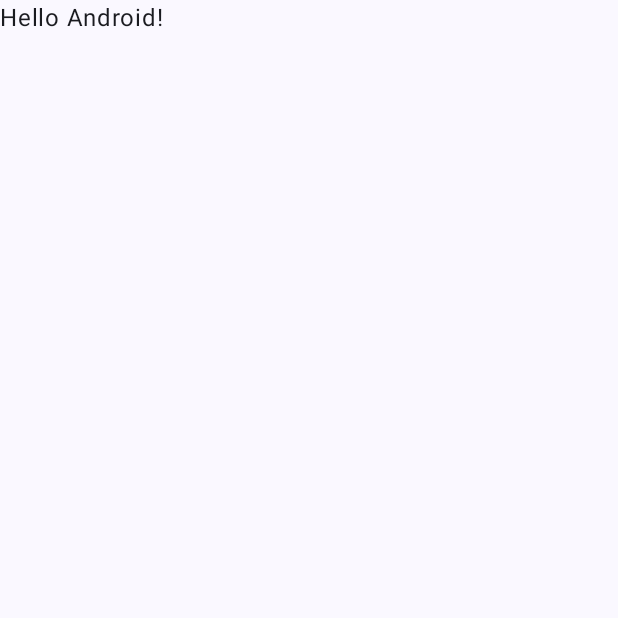
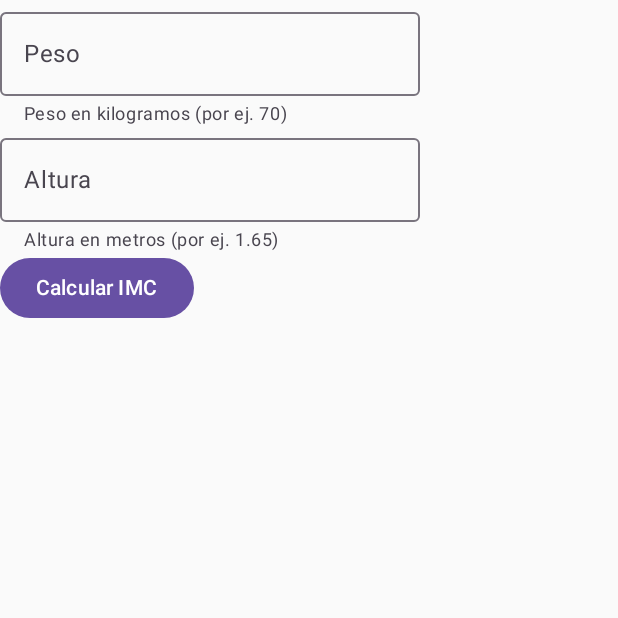
Before and after one commit to hcslearning/android-jetpack-compose-calculo-imc, an Android app built with Jetpack Compose: the screen it shows after launch (MainActivity), on a phone screen of 412 x 824 dp, the top half of it. Before the commit the part shown is almost empty. Run offline under Robolectric (Android 15) with nearby library versions, the phone set to English and light mode, and no system bars.

Commit message:
Calcula IMC con Jetpack Compose Funcionando OK

```diff
--- a/app/src/main/java/cl/iplacex/stgoneira/calculoimc/MainActivity.kt
+++ b/app/src/main/java/cl/iplacex/stgoneira/calculoimc/MainActivity.kt
@@ -3,41 +3,64 @@ package cl.iplacex.stgoneira.calculoimc
 import android.os.Bundle
 import androidx.activity.ComponentActivity
 import androidx.activity.compose.setContent
-import androidx.compose.foundation.layout.fillMaxSize
-import androidx.compose.material3.MaterialTheme
-import androidx.compose.material3.Surface
+import androidx.compose.foundation.layout.Column
+import androidx.compose.material3.Button
+import androidx.compose.material3.ExperimentalMaterial3Api
+import androidx.compose.material3.OutlinedTextField
 import androidx.compose.material3.Text
 import androidx.compose.runtime.Composable
-import androidx.compose.ui.Modifier
+import androidx.compose.runtime.getValue
+import androidx.compose.runtime.mutableStateOf
+import androidx.compose.runtime.remember
+import androidx.compose.runtime.setValue
 import androidx.compose.ui.tooling.preview.Preview
-import cl.iplacex.stgoneira.calculoimc.ui.theme.CálculoIMCTheme
 
 class MainActivity : ComponentActivity() {
     override fun onCreate(savedInstanceState: Bundle?) {
         super.onCreate(savedInstanceState)
         setContent {
-            CálculoIMCTheme {
-                // A surface container using the 'background' color from the theme
-                Surface(modifier = Modifier.fillMaxSize(), color = MaterialTheme.colorScheme.background) {
-                    Greeting("Android")
-                }
-            }
+            CalculadoraIMC()
         }
     }
 }
 
+
+// Fórmula IMC = pesoKg / alturaEnMetrosAlCuadrado
+// Peso inferior al normal	| Menos de 18.5
+// Normal	                | 18.5 – 24.9
+// Peso superior al normal	| 25.0 – 29.9
+// Obesidad	                | Más de 30.0
+@OptIn(ExperimentalMaterial3Api::class)
+@Preview
 @Composable
-fun Greeting(name: String, modifier: Modifier = Modifier) {
-    Text(
-            text = "Hello $name!",
-            modifier = modifier
-    )
+fun CalculadoraIMC() {
+    var peso by remember { mutableStateOf("") }
+    var altura by remember { mutableStateOf("") }
+    var resultado by remember { mutableStateOf("") }
+
+    Column() {
+        OutlinedTextField(
+            value = peso,
+            onValueChange = { peso = it },
+            label = { Text("Peso") },
+            supportingText = { Text("Peso en kilogramos (por ej. 70)") })
+        OutlinedTextField(value = altura,
+            onValueChange = { altura = it },
+            label = { Text("Altura") },
+            supportingText = { Text("Altura en metros (por ej. 1.65)") }
+        )
+        Button(onClick = {
+            val pesoD:Double    = peso.toDouble()
+            val alturaD:Double  = altura.toDouble()
+            val imc             = calcularIMC(pesoD, alturaD)
+            resultado           = "El IMC es: "+imc.toString()
+        }) {
+            Text("Calcular IMC")
+        }
+        Text(text = resultado)
+    }
 }
 
-@Preview(showBackground = true)
-@Composable
-fun GreetingPreview() {
-    CálculoIMCTheme {
-        Greeting("Android")
-    }
+fun calcularIMC(peso:Double, altura:Double):Double {
+    return peso / Math.pow(altura, 2.0)
 }
```
